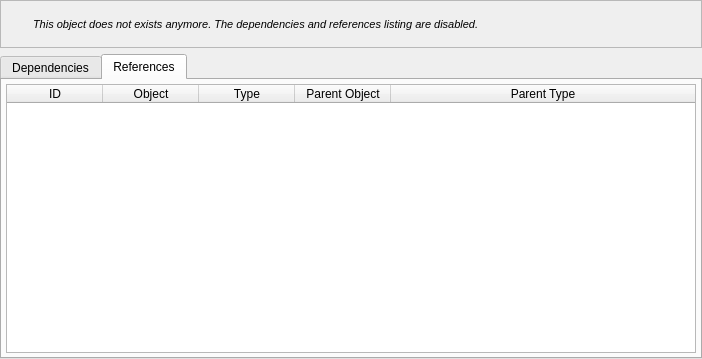
Before: the Qt Designer form libpgmodeler_ui/ui/objectdepsrefswidget.ui in pgmodeler/pgmodeler, drawn with Qt 5.
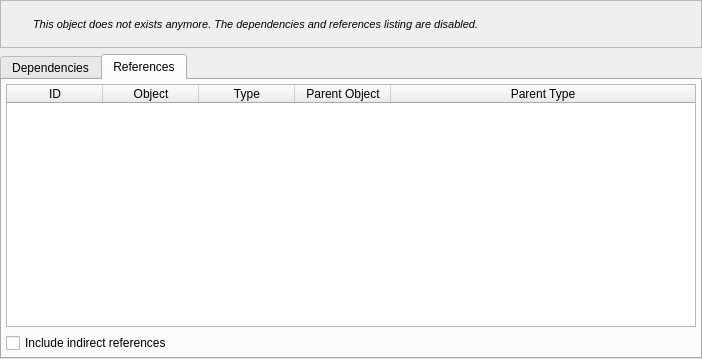
After: the same form once the commit is applied. The open tabs and pages were chosen to show the change. Icons and pictures are not drawn.

Commit message: Added an option to list indirect refereces to an object in ObjectDepsRefsWidget

Patch:
```diff
--- a/libpgmodeler_ui/ui/objectdepsrefswidget.ui
+++ b/libpgmodeler_ui/ui/objectdepsrefswidget.ui
@@ -312,6 +312,13 @@
          </column>
         </widget>
        </item>
+       <item row="1" column="0">
+        <widget class="QCheckBox" name="inc_ind_refs_chk">
+         <property name="text">
+          <string>Include indirect references</string>
+         </property>
+        </widget>
+       </item>
       </layout>
      </widget>
     </widget>
```
The commit also changes 1 other file.
